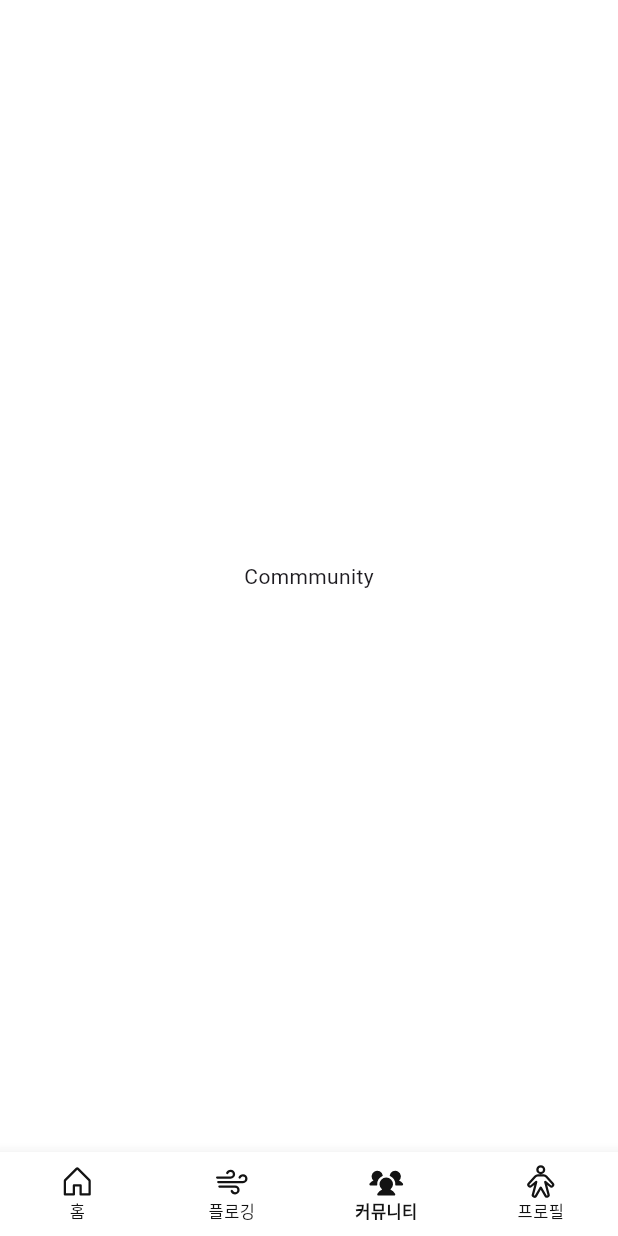
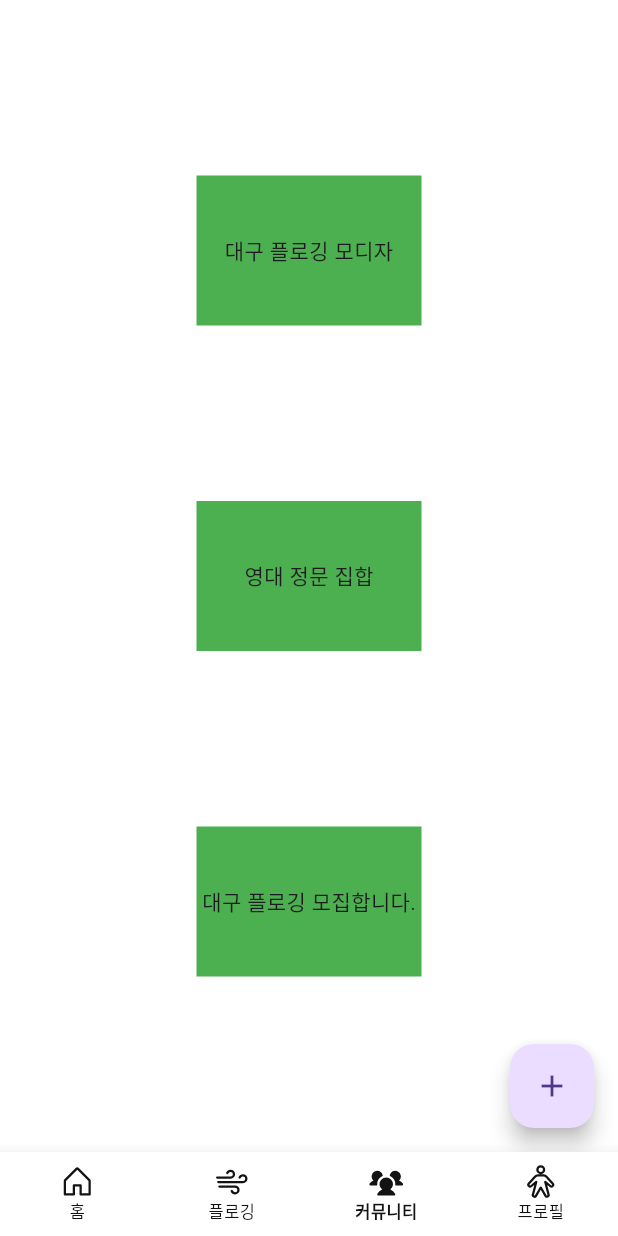
Before and after one commit to pdh0927/pwith, a Flutter app: the screen it shows after launch, item 3 of the bottom bar chosen, on a phone screen of 412 x 824 dp. Run offline on Flutter 3.47's test engine with Material 3 defaults, Android fonts, the phone set to English and light mode, and no system bars; our stand-ins replace flutter_riverpod, phosphor_flutter, sizer.

Commit message:
feat: create community screen

```diff
--- a/lib/common/view/root_tab.dart
+++ b/lib/common/view/root_tab.dart
@@ -5,6 +5,7 @@ import 'package:pwith/common/const/colors.dart';
 import 'package:pwith/common/layout/default_layout.dart';
 import 'package:pwith/common/provider/root_tab_index_provider.dart';
 import 'package:pwith/common/view/home_screen.dart';
+import 'package:pwith/plogging/view/community_screen.dart';
 import 'package:pwith/plogging/view/plogging_play_screen.dart';
 
 class RootTab extends ConsumerStatefulWidget {
@@ -96,7 +97,7 @@ class _RootTabState extends ConsumerState<RootTab>
           children: const [
             HomeScreen(),
             PloggingPlayScreen(),
-            Center(child: Text('Commmunity')),
+            CommunityScreen(),
             Center(child: Text('Profile')),
           ]),
     );
--- /dev/null
+++ b/lib/plogging/view/community_screen.dart
@@ -0,0 +1,49 @@
+import 'package:flutter/material.dart';
+import 'package:pwith/common/layout/default_layout.dart';
+
+class CommunityScreen extends StatelessWidget {
+  const CommunityScreen({super.key});
+
+  @override
+  Widget build(BuildContext context) {
+    return DefaultLayout(
+      floatingActionButton: FloatingActionButton(
+        onPressed: () {
+          // 버튼을 눌렀을 때의 동작을 여기에 정의하세요
+          print('플로팅 액션 버튼 클릭됨');
+        },
+        child: const Icon(Icons.add), // 플러스 아이콘을 추가 (기본 아이콘)
+      ),
+      child: SizedBox(
+        width: double.infinity,
+        child: Column(
+          mainAxisAlignment: MainAxisAlignment.spaceEvenly,
+          crossAxisAlignment: CrossAxisAlignment.center,
+          children: [
+            Container(
+              alignment: Alignment.center,
+              height: 100,
+              width: 150,
+              color: Colors.green,
+              child: const Text('대구 플로깅 모디자'),
+            ),
+            Container(
+              alignment: Alignment.center,
+              height: 100,
+              width: 150,
+              color: Colors.green,
+              child: const Text('영대 정문 집합'),
+            ),
+            Container(
+              alignment: Alignment.center,
+              height: 100,
+              width: 150,
+              color: Colors.green,
+              child: const Text('대구 플로깅 모집합니다.'),
+            )
+          ],
+        ),
+      ),
+    );
+  }
+}
```
